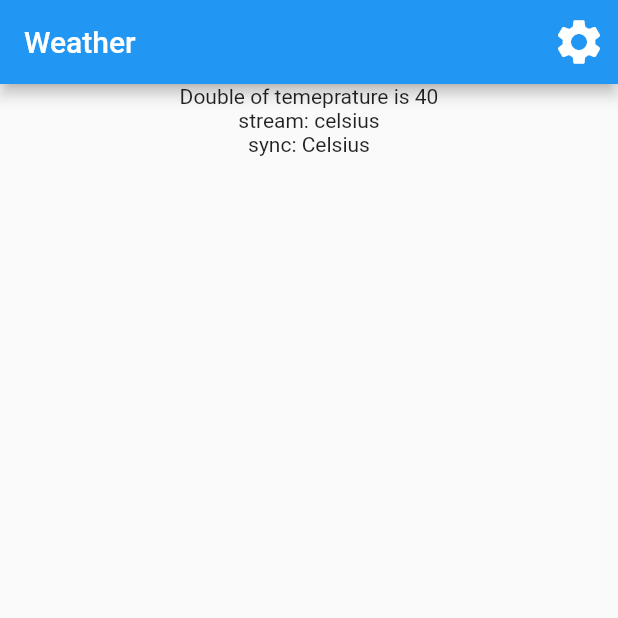
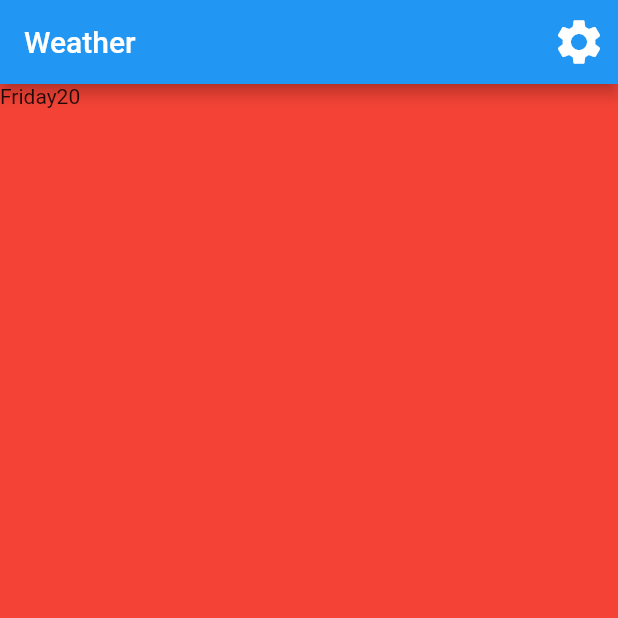
Before and after one commit to roberto-fernandes/weather, a Flutter app: the screen it shows after launch, on a phone screen of 412 x 824 dp, the top half of it. Run offline on Flutter 3.47's test engine with Material 2 defaults, Android fonts, the phone set to English and light mode, and no system bars; our stand-ins replace flutter_riverpod, go_router, rxdart.

Commit message:
HomeScreenController implementation

```diff
--- /dev/null
+++ b/lib/features/home/domain/day.dart
@@ -0,0 +1,7 @@
+class Day {
+  Day({
+    required this.dayOfTheWeek,
+  });
+
+  final String dayOfTheWeek;
+}
--- /dev/null
+++ b/lib/features/home/presentation/home_screen.dart
@@ -0,0 +1,80 @@
+import 'package:flutter/material.dart';
+import 'package:flutter_riverpod/flutter_riverpod.dart';
+import 'package:go_router/go_router.dart';
+import 'package:weather/features/global_widgets/default_error.dart';
+import 'package:weather/features/global_widgets/default_loading.dart';
+import 'package:weather/features/home/domain/day.dart';
+import 'package:weather/features/home/presentation/home_screen_controller.dart';
+import 'package:weather/features/home/presentation/widgets/day_details_widget.dart';
+import 'package:weather/localization/string_hardcoded.dart';
+import 'package:weather/routing/app_router.dart';
+
+class HomeScreen extends StatelessWidget {
+  const HomeScreen({super.key});
+
+  @override
+  Widget build(BuildContext context) {
+    return Scaffold(
+      appBar: AppBar(
+        title: Text('Weather'.hardcoded),
+        actions: [
+          InkWell(
+            onTap: () => context.pushNamed(AppRoute.settings.name),
+            child: const Padding(
+              padding: EdgeInsets.all(8.0),
+              child: Icon(
+                Icons.settings,
+                size: 36.0,
+              ),
+            ),
+          ),
+        ],
+      ),
+      body: Consumer(
+        builder: (context, ref, child) {
+          final state = ref.watch(homeScreenStateProvider);
+          if (state.isLoading) {
+            return const LoadingScreen();
+          } else if (state.hasError) {
+            return DefaultErrorWidget(
+              tryAgainAction: () {
+                ref.read(homeScreenStateProvider.notifier).loadWeather();
+              },
+            );
+          }
+          final weather = ref.read(homeScreenStateProvider.notifier).day;
+          return RefreshIndicator(
+            onRefresh: () {
+              return ref.read(homeScreenStateProvider.notifier).loadWeather();
+            },
+            child: _WeatherInformation(weather),
+          );
+        },
+      ),
+    );
+  }
+}
+
+class _WeatherInformation extends StatelessWidget {
+  const _WeatherInformation(this.day);
+
+  final Day? day;
+
+  @override
+  Widget build(BuildContext context) {
+    return CustomScrollView(
+      physics: const AlwaysScrollableScrollPhysics(),
+      slivers: [
+        DayDetailsSliver(
+          day: day,
+        ),
+        SliverToBoxAdapter(
+          child: Container(
+            height: 200,
+            color: Colors.yellow,
+          ),
+        )
+      ],
+    );
+  }
+}
--- /dev/null
+++ b/lib/features/home/presentation/home_screen_controller.dart
@@ -0,0 +1,47 @@
+import 'package:flutter_riverpod/flutter_riverpod.dart';
+import 'package:weather/features/home/data/home_repository.dart';
+import 'package:weather/features/home/domain/day.dart';
+
+class HomeScreenController extends StateNotifier<AsyncValue> {
+  HomeScreenController({required this.homeRepository})
+      : super(const AsyncValue.data(null));
+
+  final HomeRepository homeRepository;
+
+  Day? _day;
+  Day? get day => _day;
+
+  void init() {
+    loadWeather();
+  }
+
+  Future<Day?> loadWeather() async {
+    _setLoadingState();
+    try {
+      _day = await homeRepository.getWeather();
+      state = const AsyncValue.data(null);
+    } catch (error) {
+      state = AsyncValue.error(error);
+    }
+    return _day;
+  }
+
+  void _setLoadingState() {
+    state = const AsyncValue.loading();
+  }
+}
+
+final homeScreenStateProvider =
+    StateNotifierProvider.autoDispose<HomeScreenController, AsyncValue>(
+  (ref) {
+    final repository = ref.watch(homeRepositoryProvider);
+    final controller = HomeScreenController(homeRepository: repository);
+    controller.init();
+    return controller;
+  },
+);
+
+final weatherProvider = FutureProvider.autoDispose<Day?>((ref) {
+  final controller = ref.watch(homeScreenStateProvider.notifier);
+  return controller.loadWeather();
+});
--- a/lib/features/settings/presentation/settings_screen.dart
+++ b/lib/features/settings/presentation/settings_screen.dart
@@ -1,6 +1,6 @@
 import 'package:flutter/material.dart';
 import 'package:flutter_riverpod/flutter_riverpod.dart';
-import 'package:weather/features/global_widgets/default_error_widget.dart';
+import 'package:weather/features/global_widgets/default_error.dart';
 import 'package:weather/features/global_widgets/default_loading.dart';
 import 'package:weather/features/settings/data/settings_repository.dart';
 import 'package:weather/features/settings/presentation/settings_screen_controller.dart';
--- a/lib/features/weather/data/weather_repository.dart
+++ /dev/null
@@ -1,34 +0,0 @@
-import 'dart:math';
-
-import 'package:flutter_riverpod/flutter_riverpod.dart';
-
-abstract class WeatherRepository {
-  int getWeather();
-
-  Future<String> getWeatherMessage();
-}
-
-class WeatherRepositoryImplementation implements WeatherRepository {
-  final num = Random().nextInt(100);
-
-  @override
-  int getWeather() {
-    return num;
-  }
-
-  @override
-  Future<String> getWeatherMessage() async {
-    await Future.delayed(const Duration(seconds: 1));
-    return 'Double of temeprature is ${num * 2}';
-  }
-}
-
-final weatherRepositoryProvider =
-    Provider.autoDispose<WeatherRepository>((ref) {
-  return WeatherRepositoryImplementation();
-});
-
-final weatherMessageProvider = FutureProvider.autoDispose<String>((ref) {
-  final weatherRepository = ref.watch(weatherRepositoryProvider);
-  return weatherRepository.getWeatherMessage();
-});
--- a/lib/features/weather/presentation/home_screen.dart
+++ /dev/null
@@ -1,73 +0,0 @@
-import 'package:flutter/material.dart';
-import 'package:flutter_riverpod/flutter_riverpod.dart';
-import 'package:go_router/go_router.dart';
-import 'package:weather/features/global_widgets/default_loading.dart';
-import 'package:weather/features/settings/data/settings_repository.dart';
-import 'package:weather/features/weather/data/weather_repository.dart';
-import 'package:weather/localization/string_hardcoded.dart';
-import 'package:weather/routing/app_router.dart';
-
-class HomeScreen extends StatelessWidget {
-  const HomeScreen({super.key});
-
-  @override
-  Widget build(BuildContext context) {
-    return Scaffold(
-      appBar: AppBar(
-        title: Text('Weather'.hardcoded),
-        actions: [
-          InkWell(
-            onTap: () => context.pushNamed(AppRoute.settings.name),
-            child: const Padding(
-              padding: EdgeInsets.all(8.0),
-              child: Icon(
-                Icons.settings,
-                size: 36.0,
-              ),
-            ),
-          ),
-        ],
-      ),
-      body: SafeArea(
-        child: Column(
-          children: [
-            Consumer(
-              builder: (context, ref, _) {
-                final value = ref.watch(weatherMessageProvider);
-                return value.when(data: (message) {
-                  return Center(
-                    child: Text(message),
-                  );
-                }, error: (error, stack) {
-                  return const Center(
-                    child: Text('error'), //todo
-                  );
-                }, loading: () {
-                  return const DefaultLoadingWidget();
-                });
-              },
-            ),
-            Consumer(
-              builder: (BuildContext context, WidgetRef ref, Widget? child) {
-                final scale = ref.watch(tempProvider);
-                return scale.when(data: (scale) {
-                  return Text('stream: $scale');
-                }, error: (_, __) {
-                  return const SizedBox();
-                }, loading: () {
-                  return const SizedBox();
-                });
-              },
-            ),
-            Consumer(
-              builder: (BuildContext context, WidgetRef ref, Widget? child) {
-                final scale = ref.watch(selectedScaleProvider);
-                return Text('sync: $scale');
-              },
-            ),
-          ],
-        ),
-      ),
-    );
-  }
-}
--- a/lib/routing/app_router.dart
+++ b/lib/routing/app_router.dart
@@ -1,9 +1,12 @@
 import 'package:go_router/go_router.dart';
+import 'package:weather/features/home/presentation/home_screen.dart';
 import 'package:weather/features/settings/presentation/settings_screen.dart';
-import 'package:weather/features/weather/presentation/home_screen.dart';
 import 'package:weather/routing/not_found_screen.dart';
 
-enum AppRoute { home, settings }
+enum AppRoute {
+  home,
+  settings,
+}
 
 final goRouter = GoRouter(
   initialLocation: '/',
```
Also changed, not shown: lib/features/global_widgets/default_loading.dart (+9 -9 lines), lib/features/home/data/home_repository.dart (added, +35 -0 lines), lib/features/home/presentation/widgets/day_details_widget.dart (added, +26 -0 lines), lib/features/global_widgets/default_error.dart (renamed from lib/features/global_widgets/default_error_widget.dart).
